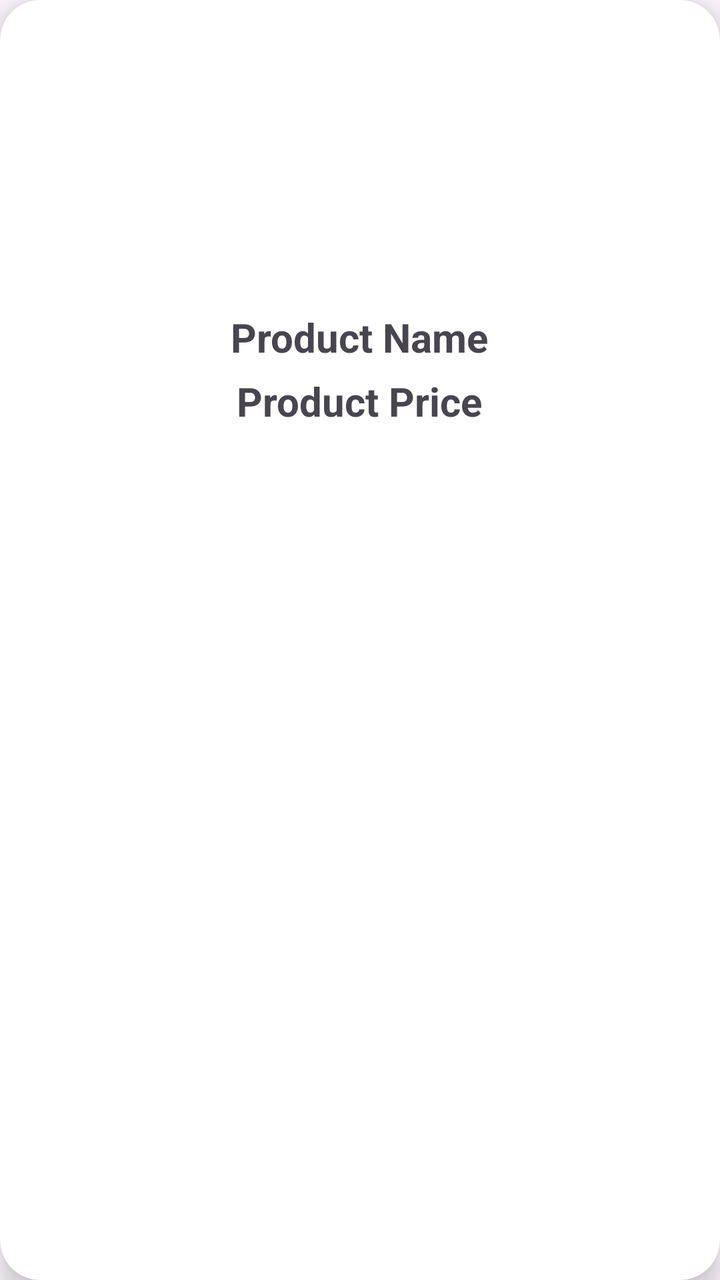
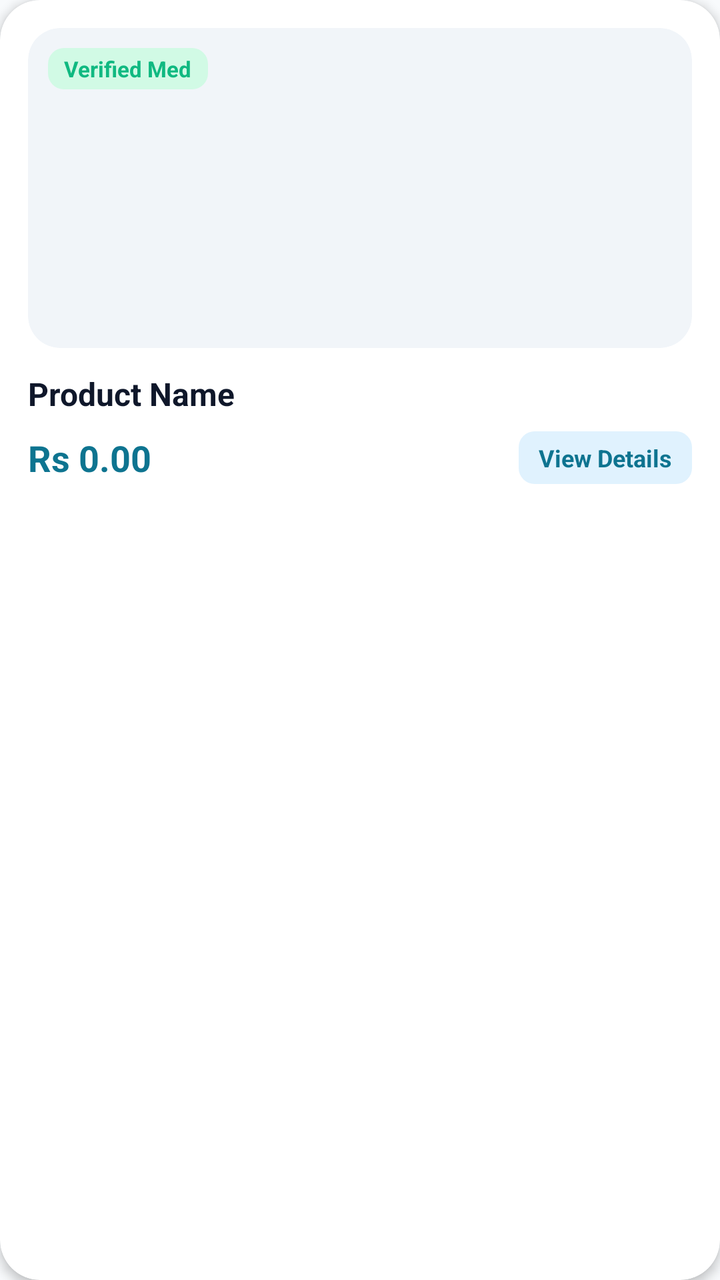

Screens rendered from an Android XML layout before and after an edit, with the pre-edit source and the edit as a unified diff.
<!-- AndroidManifest.xml: application theme Theme.CARENEST -->
<!-- res/layout/market_place_layout.xml -->
<?xml version="1.0" encoding="utf-8"?>
<androidx.cardview.widget.CardView
    xmlns:tools="http://schemas.android.com/tools"
    xmlns:android="http://schemas.android.com/apk/res/android"
    xmlns:app="http://schemas.android.com/apk/res-auto"

    android:layout_width="match_parent"
    android:layout_height="wrap_content"
    android:layout_marginHorizontal="10dp"
    android:layout_marginVertical="10dp"
    android:layout_marginStart="12dp"
    android:layout_marginEnd="12dp"
    app:cardCornerRadius="20dp"
    app:cardElevation="8dp">

    <LinearLayout
        android:layout_width="match_parent"
        android:layout_height="wrap_content"
        android:orientation="vertical">


        <ImageView
            android:id="@+id/Product_Image"
            android:layout_width="200dp"
            android:layout_height="150dp"
            android:layout_gravity="center_horizontal"
            android:paddingTop="10dp"
             />

        <TextView
            android:id="@+id/Product_Name"
            android:layout_width="wrap_content"
            android:layout_height="wrap_content"
            android:layout_gravity="center_horizontal"
            android:paddingLeft="5dp"
            android:paddingTop="5dp"
            android:paddingRight="5dp"
            android:text="Product Name"
            android:textAlignment="center"
            android:textSize="20dp"
            android:textStyle="bold" />

        <TextView
            android:id="@+id/Product_Price"
            android:layout_width="wrap_content"
            android:layout_height="wrap_content"
            android:layout_gravity="center_horizontal"
            android:paddingLeft="5dp"
            android:paddingTop="5dp"
            android:paddingRight="5dp"
            android:text="Product Price"
            android:textAlignment="center"
            android:textSize="20dp"
            android:textStyle="bold" />

    </LinearLayout>


</androidx.cardview.widget.CardView>
<!-- resources referenced by this layout -->
<resources>
  <style name="Theme.CARENEST" parent="Base.Theme.CARENEST" />
  <style name="Base.Theme.CARENEST" parent="Theme.Material3.DayNight.NoActionBar">
          
          
      </style>
</resources>

<!-- the commit's change to res/layout/market_place_layout.xml (unified diff, before → after) -->
@@ -1,59 +1,98 @@
 <?xml version="1.0" encoding="utf-8"?>
-<androidx.cardview.widget.CardView
+<androidx.cardview.widget.CardView xmlns:android="http://schemas.android.com/apk/res/android"
+    xmlns:app="http://schemas.android.com/apk/res-auto"
     xmlns:tools="http://schemas.android.com/tools"
-    xmlns:android="http://schemas.android.com/apk/res/android"
-    xmlns:app="http://schemas.android.com/apk/res-auto"
-
     android:layout_width="match_parent"
     android:layout_height="wrap_content"
-    android:layout_marginHorizontal="10dp"
-    android:layout_marginVertical="10dp"
-    android:layout_marginStart="12dp"
-    android:layout_marginEnd="12dp"
+    android:layout_marginHorizontal="6dp"
+    android:layout_marginVertical="6dp"
     app:cardCornerRadius="20dp"
-    app:cardElevation="8dp">
+    app:cardElevation="3dp"
+    app:cardBackgroundColor="@color/surface">
 
     <LinearLayout
         android:layout_width="match_parent"
         android:layout_height="wrap_content"
-        android:orientation="vertical">
+        android:orientation="vertical"
+        android:padding="14dp">
 
+        
+        <androidx.cardview.widget.CardView
+            android:layout_width="match_parent"
+            android:layout_height="160dp"
+            app:cardCornerRadius="16dp"
+            app:cardElevation="0dp"
+            app:cardBackgroundColor="@color/surface_variant">
 
-        <ImageView
-            android:id="@+id/Product_Image"
-            android:layout_width="200dp"
-            android:layout_height="150dp"
-            android:layout_gravity="center_horizontal"
-            android:paddingTop="10dp"
-             />
+            <RelativeLayout
+                android:layout_width="match_parent"
+                android:layout_height="match_parent">
 
+                <ImageView
+                    android:id="@+id/Product_Image"
+                    android:layout_width="match_parent"
+                    android:layout_height="match_parent"
+                    android:layout_centerInParent="true"
+                    android:scaleType="centerCrop"
+                    android:contentDescription="Product Image" />
+
+                <TextView
+                    android:layout_width="wrap_content"
+                    android:layout_height="wrap_content"
+                    android:layout_alignParentStart="true"
+                    android:layout_alignParentTop="true"
+                    android:layout_margin="10dp"
+                    android:background="@drawable/bg_badge_emerald"
+                    android:paddingHorizontal="8dp"
+                    android:paddingVertical="3dp"
+                    android:text="Verified Med"
+                    android:textColor="@color/accent_emerald"
+                    android:textSize="11sp"
+                    android:textStyle="bold" />
+            </RelativeLayout>
+        </androidx.cardview.widget.CardView>
+
+        
         <TextView
             android:id="@+id/Product_Name"
-            android:layout_width="wrap_content"
+            android:layout_width="match_parent"
             android:layout_height="wrap_content"
-            android:layout_gravity="center_horizontal"
-            android:paddingLeft="5dp"
-            android:paddingTop="5dp"
-            android:paddingRight="5dp"
+            android:layout_marginTop="12dp"
+            android:ellipsize="end"
+            android:maxLines="2"
             android:text="Product Name"
-            android:textAlignment="center"
-            android:textSize="20dp"
+            android:textColor="@color/text_primary"
+            android:textSize="16sp"
             android:textStyle="bold" />
 
-        <TextView
-            android:id="@+id/Product_Price"
-            android:layout_width="wrap_content"
+        <LinearLayout
+            android:layout_width="match_parent"
             android:layout_height="wrap_content"
-            android:layout_gravity="center_horizontal"
-            android:paddingLeft="5dp"
-            android:paddingTop="5dp"
-            android:paddingRight="5dp"
-            android:text="Product Price"
-            android:textAlignment="center"
-            android:textSize="20dp"
-            android:textStyle="bold" />
+            android:layout_marginTop="8dp"
+            android:gravity="center_vertical"
+            android:orientation="horizontal">
+
+            <TextView
+                android:id="@+id/Product_Price"
+                android:layout_width="0dp"
+                android:layout_height="wrap_content"
+                android:layout_weight="1"
+                android:text="Rs 0.00"
+                android:textColor="@color/primary"
+                android:textSize="18sp"
+                android:textStyle="bold" />
+
+            <TextView
+                android:layout_width="wrap_content"
+                android:layout_height="wrap_content"
+                android:background="@drawable/bg_badge_teal"
+                android:paddingHorizontal="10dp"
+                android:paddingVertical="5dp"
+                android:text="View Details"
+                android:textColor="@color/primary"
+                android:textSize="12sp"
+                android:textStyle="bold" />
+        </LinearLayout>
 
     </LinearLayout>
-
-
 </androidx.cardview.widget.CardView>
<!-- resource entries referenced after the edit -->
@@ -1,9 +1,57 @@
 <!-- resources referenced by this layout -->
 <resources>
+  <color name="accent_emerald">#10B981</color>
+  <color name="primary">#0E7490</color>
+  <color name="surface">#FFFFFF</color>
+  <color name="surface_variant">#F1F5F9</color>
+  <color name="text_primary">#0F172A</color>
+  <!-- drawable bg_badge_emerald (drawable) -->
+  <?xml version="1.0" encoding="utf-8"?>
+  <shape xmlns:android="http://schemas.android.com/apk/res/android">
+      <solid android:color="@color/accent_emerald_light"/>
+      <corners android:radius="8dp"/>
+  </shape>
+  <!-- drawable bg_badge_teal (drawable) -->
+  <?xml version="1.0" encoding="utf-8"?>
+  <shape xmlns:android="http://schemas.android.com/apk/res/android">
+      <solid android:color="@color/primary_container"/>
+      <corners android:radius="8dp"/>
+  </shape>
   <style name="Theme.CARENEST" parent="Base.Theme.CARENEST" />
+  <color name="accent_emerald_light">#D1FAE5</color>
+  <color name="primary_container">#E0F2FE</color>
   <style name="Base.Theme.CARENEST" parent="Theme.Material3.DayNight.NoActionBar">
           
+          <item name="colorPrimary">@color/primary</item>
+          <item name="colorOnPrimary">@color/white</item>
+          <item name="colorPrimaryContainer">@color/primary_container</item>
+          <item name="colorOnPrimaryContainer">@color/on_primary_container</item>
+  
+          <item name="colorSecondary">@color/secondary</item>
+          <item name="colorOnSecondary">@color/white</item>
+          <item name="colorSecondaryContainer">@color/secondary_container</item>
+          <item name="colorOnSecondaryContainer">@color/on_secondary_container</item>
+  
+          <item name="android:colorBackground">@color/background</item>
+          <item name="colorSurface">@color/surface</item>
+          <item name="colorOnSurface">@color/text_primary</item>
+          <item name="colorSurfaceVariant">@color/surface_variant</item>
+          <item name="colorOnSurfaceVariant">@color/text_secondary</item>
+  
+          <item name="colorOutline">@color/divider</item>
+  
           
+          <item name="android:statusBarColor">@color/surface</item>
+          <item name="android:windowLightStatusBar">true</item>
+          <item name="android:navigationBarColor">@color/surface</item>
       </style>
+  <color name="white">#FFFFFF</color>
+  <color name="on_primary_container">#0C4A6E</color>
+  <color name="secondary">#0284C7</color>
+  <color name="secondary_container">#BAE6FD</color>
+  <color name="on_secondary_container">#0369A1</color>
+  <color name="background">#F8FAFC</color>
+  <color name="text_secondary">#475569</color>
+  <color name="divider">#E2E8F0</color>
 </resources>
 
